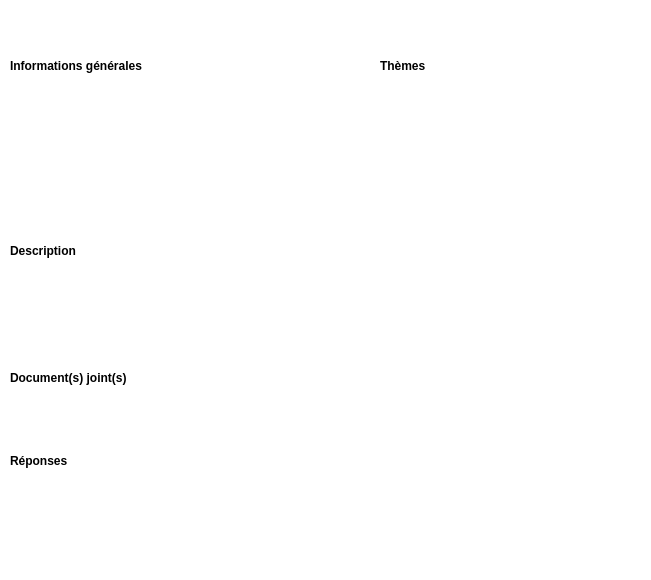
This is ign_espace_collaboratif/SeeReportView_base.ui in IGNF/espace-collaboratif-qgis-plugin as Qt 5 draws it before an edit. The edited form follows.
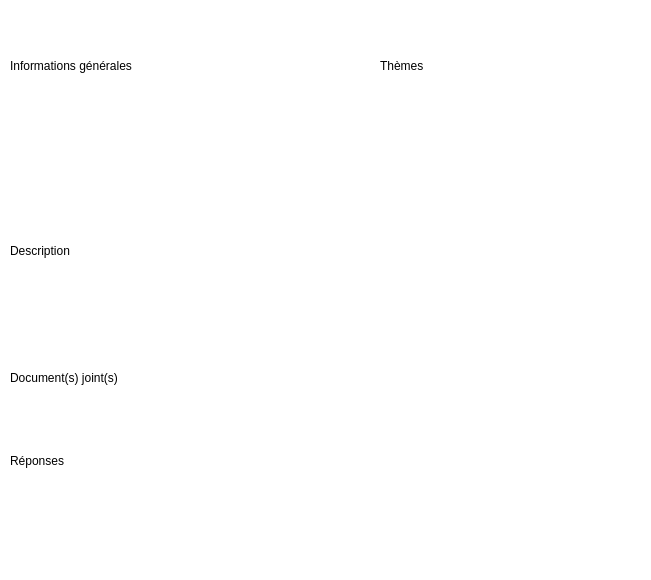
This is the edited form.

```diff
--- a/ign_espace_collaboratif/SeeReportView_base.ui
+++ b/ign_espace_collaboratif/SeeReportView_base.ui
@@ -33,7 +33,7 @@
    <property name="font">
     <font>
      <pointsize>9</pointsize>
-     <weight>75</weight>
+     <weight>700</weight>
      <bold>true</bold>
     </font>
    </property>
@@ -73,7 +73,7 @@
    <property name="font">
     <font>
      <pointsize>9</pointsize>
-     <weight>75</weight>
+     <weight>700</weight>
      <bold>true</bold>
     </font>
    </property>
@@ -93,7 +93,7 @@
    <property name="font">
     <font>
      <pointsize>9</pointsize>
-     <weight>75</weight>
+     <weight>700</weight>
      <bold>true</bold>
     </font>
    </property>
@@ -113,7 +113,7 @@
    <property name="font">
     <font>
      <pointsize>9</pointsize>
-     <weight>75</weight>
+     <weight>700</weight>
      <bold>true</bold>
     </font>
    </property>
@@ -133,7 +133,7 @@
    <property name="font">
     <font>
      <pointsize>9</pointsize>
-     <weight>75</weight>
+     <weight>700</weight>
      <bold>true</bold>
     </font>
    </property>
```
Left out of the diff: 2 changed lines with no effect on the pictures.
